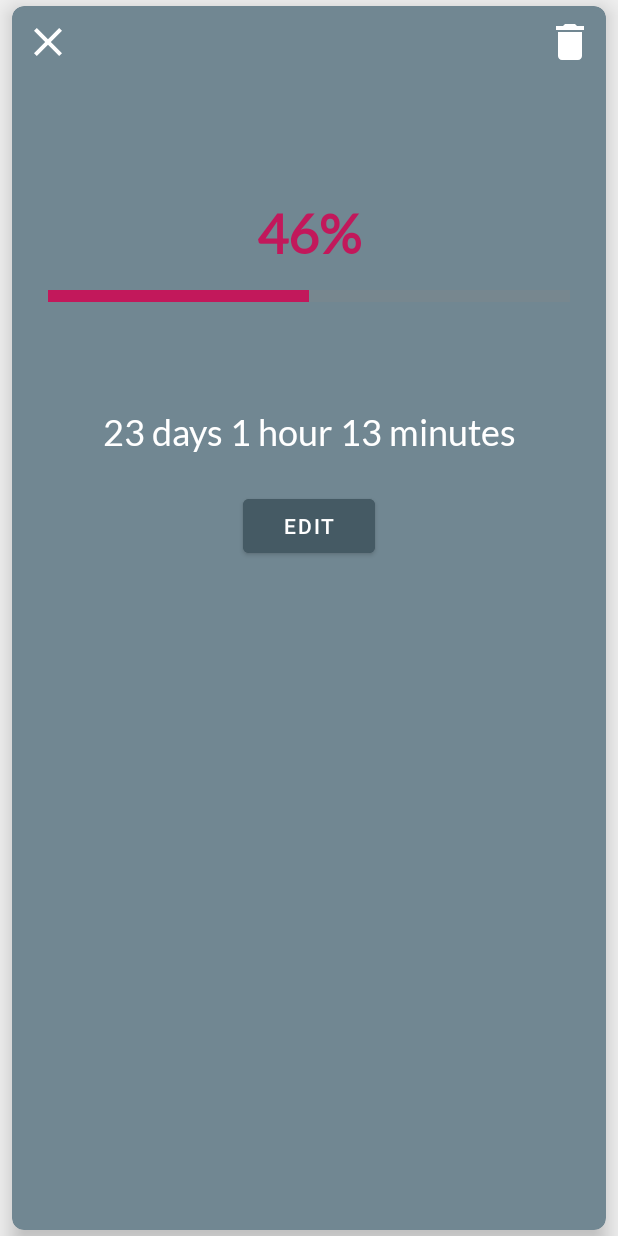
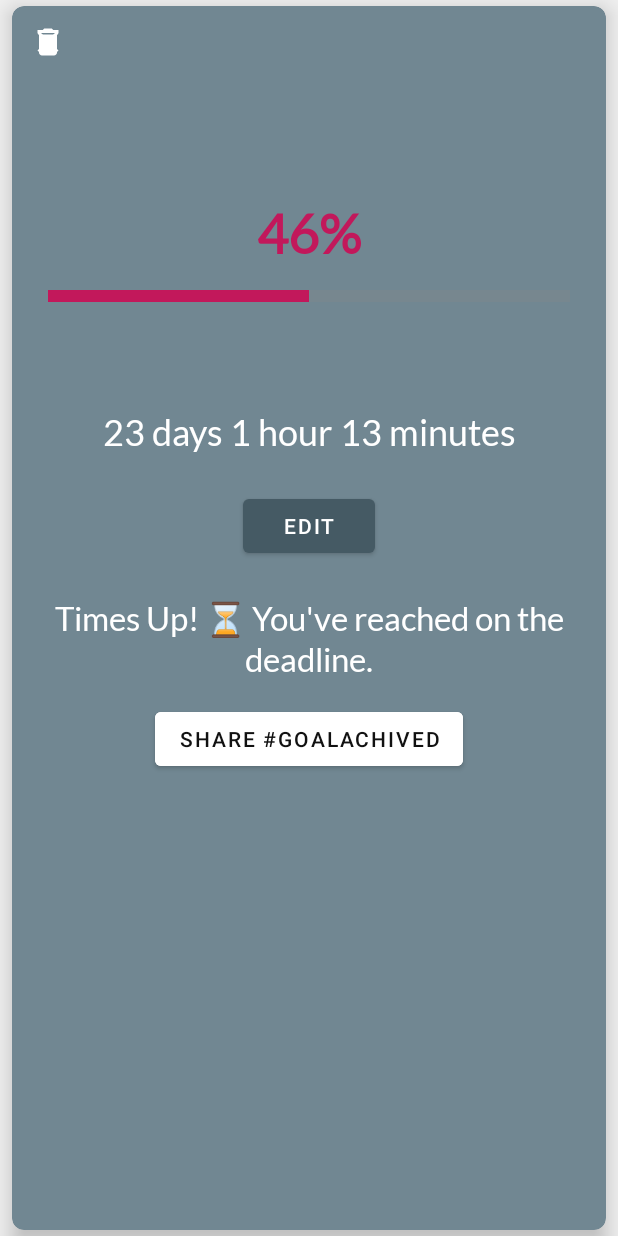
Before and after one commit to kevalpatel2106/year-in-progress, an Android app: the layout fragment_detail.xml on its own in the app's theme, with its tools: preview values and no code run, on a phone screen of 412 x 824 dp. Run offline under Robolectric (Android 15) with nearby library versions, the phone set to English and light mode, and no system bars.

Commit message:
Adding progress complete message in progress detail.
Signed-off-by: Keval Patel <kevalpatel2106@gmail.com>

```diff
--- a/app/src/main/res/layout/fragment_detail.xml
+++ b/app/src/main/res/layout/fragment_detail.xml
@@ -21,24 +21,12 @@
 
         <androidx.appcompat.widget.AppCompatImageView
             android:id="@+id/detail_close_iv"
-            android:layout_width="@dimen/spacing_xxlarge"
-            android:layout_height="@dimen/spacing_xxlarge"
-            android:layout_alignParentStart="true"
-            android:layout_alignParentTop="true"
-            android:background="?selectableItemBackgroundBorderless"
-            android:padding="@dimen/spacing_micro"
-            android:tint="@color/icon_color"
+            style="@style/DetailToolbarButtonStyle"
             app:srcCompat="@drawable/ic_close" />
 
         <androidx.appcompat.widget.AppCompatImageView
             android:id="@+id/detail_delete_iv"
-            android:layout_width="@dimen/spacing_xxlarge"
-            android:layout_height="@dimen/spacing_xxlarge"
-            android:layout_alignParentEnd="true"
-            android:layout_alignParentTop="true"
-            android:background="?selectableItemBackgroundBorderless"
-            android:padding="@dimen/spacing_micro"
-            android:tint="@color/icon_color"
+            style="@style/DetailToolbarButtonStyle"
             app:srcCompat="@drawable/ic_delete" />
 
         <ScrollView
@@ -52,6 +40,7 @@
             android:scrollbars="none">
 
             <androidx.constraintlayout.widget.ConstraintLayout
+                android:id="@+id/detail_constraint_layout"
                 android:layout_width="match_parent"
                 android:layout_height="wrap_content">
 
@@ -126,7 +115,6 @@
                     android:layout_width="wrap_content"
                     android:layout_height="wrap_content"
                     android:layout_marginTop="24dp"
-                    android:backgroundTint="@color/colorPrimary"
                     android:text="@string/edit_btn_title"
                     app:layout_constraintEnd_toEndOf="parent"
                     app:layout_constraintStart_toStartOf="parent"
@@ -144,6 +132,38 @@
                     app:layout_constraintStart_toStartOf="parent"
                     app:layout_constraintTop_toBottomOf="@+id/detail_end_time_tv"
                     tools:text="23 days 1 hour 13 minutes" />
+
+                <androidx.appcompat.widget.AppCompatTextView
+                    android:id="@+id/detail_complete_title"
+                    style="@style/LargeText.White"
+                    android:layout_width="match_parent"
+                    android:layout_height="0dp"
+                    android:layout_marginTop="@dimen/spacing_large"
+                    android:gravity="center"
+                    android:paddingEnd="@dimen/spacing_small"
+                    android:paddingStart="@dimen/spacing_small"
+                    android:text="@string/detail_progress_complete_message"
+                    app:layout_constraintEnd_toEndOf="parent"
+                    app:layout_constraintStart_toStartOf="parent"
+                    app:layout_constraintTop_toBottomOf="@+id/detail_edit_btn" />
+
+                <com.google.android.material.button.MaterialButton
+                    android:id="@+id/detail_complete_share_btn"
+                    android:layout_width="wrap_content"
+                    android:layout_height="wrap_content"
+                    android:layout_marginTop="@dimen/spacing_small"
+                    android:backgroundTint="@android:color/white"
+                    android:text="@string/detail_progress_complete_share_btn_title"
+                    android:textColor="@color/colorPrimaryText"
+                    app:layout_constraintEnd_toEndOf="parent"
+                    app:layout_constraintStart_toStartOf="parent"
+                    app:layout_constraintTop_toBottomOf="@+id/detail_complete_title" />
+
+                <androidx.constraintlayout.widget.Group
+                    android:id="@+id/detail_complete_container"
+                    android:layout_width="wrap_content"
+                    android:layout_height="wrap_content"
+                    app:constraint_referenced_ids="detail_complete_share_btn,detail_complete_title" />
             </androidx.constraintlayout.widget.ConstraintLayout>
         </ScrollView>
     </RelativeLayout>
--- a/app/src/main/res/values/dimens.xml
+++ b/app/src/main/res/values/dimens.xml
@@ -13,5 +13,6 @@
     <!--Progress detail dimensions-->
     <dimen name="time_left_text_size">24sp</dimen>
     <dimen name="progress_percent_text_size">36sp</dimen>
+    <dimen name="detail_title_button_padding">12dp</dimen>
     <!--TODO: Categorize dimensions-->
 </resources>
--- a/app/src/main/res/values/strings.xml
+++ b/app/src/main/res/values/strings.xml
@@ -56,6 +56,9 @@
         <item quantity="one">hour</item>
         <item quantity="other">hours</item>
     </plurals>
+    <string name="achivement_share_message">I completed my goal of %s. #GoalAchived #YearInProgress</string>
+    <string name="detail_progress_complete_message"><![CDATA[Times Up! ⏳ You\'ve reached on the deadline.]]></string>
+    <string name="detail_progress_complete_share_btn_title">Share #GoalAchived</string>
 
     <!--Payment screen-->
     <string name="pro_benefit_title">Features unlocked by the <b>one-time</b> upgrade include:</string>
--- a/app/src/main/res/values/styles.xml
+++ b/app/src/main/res/values/styles.xml
@@ -52,5 +52,16 @@
         <item name="android:gravity">center_horizontal</item>
     </style>
 
+    <!--Detail screen-->
+    <style name="DetailToolbarButtonStyle">
+        <item name="android:layout_width">@dimen/spacing_xxlarge</item>
+        <item name="android:layout_height">@dimen/spacing_xxlarge</item>
+        <item name="android:layout_alignParentStart">true</item>
+        <item name="android:layout_alignParentTop">true</item>
+        <item name="android:background">?selectableItemBackgroundBorderless</item>
+        <item name="android:padding">@dimen/detail_title_button_padding</item>
+        <item name="android:tint">@color/icon_color</item>
+    </style>
+
     <!--TODO Categorize styles-->
 </resources>
```
Also changed, not shown: app/src/main/java/com/kevalpatel2106/yip/detail/DetailFragment.kt (+10 -0 lines), app/src/main/java/com/kevalpatel2106/yip/detail/DetailViewModel.kt (+18 -1 lines), core/src/main/java/com/kevalpatel2106/yip/core/ViewExt.kt (+7 -0 lines), gradle/config.gradle (+4 -5 lines).
